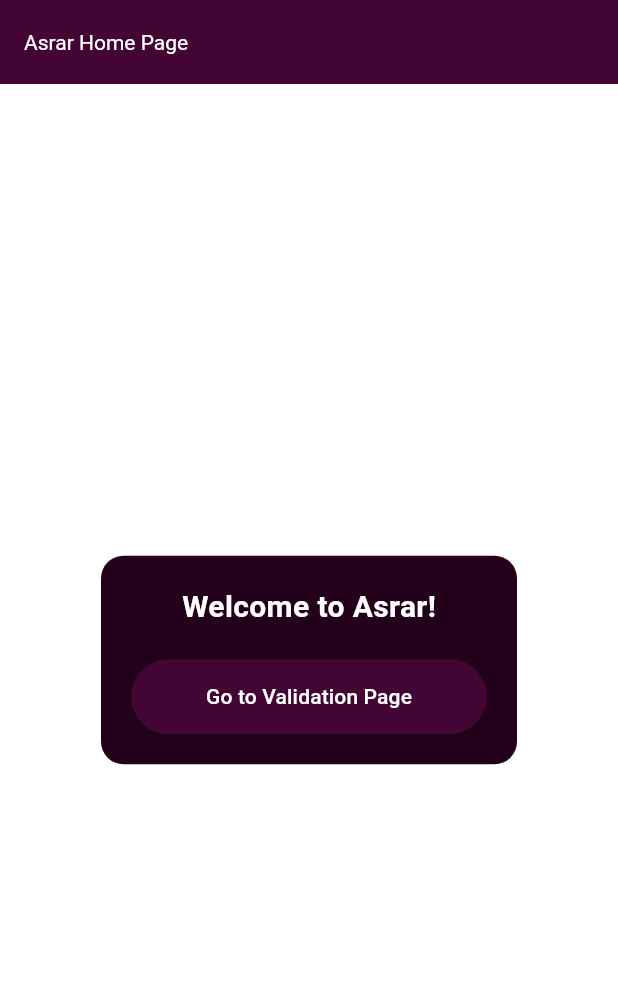
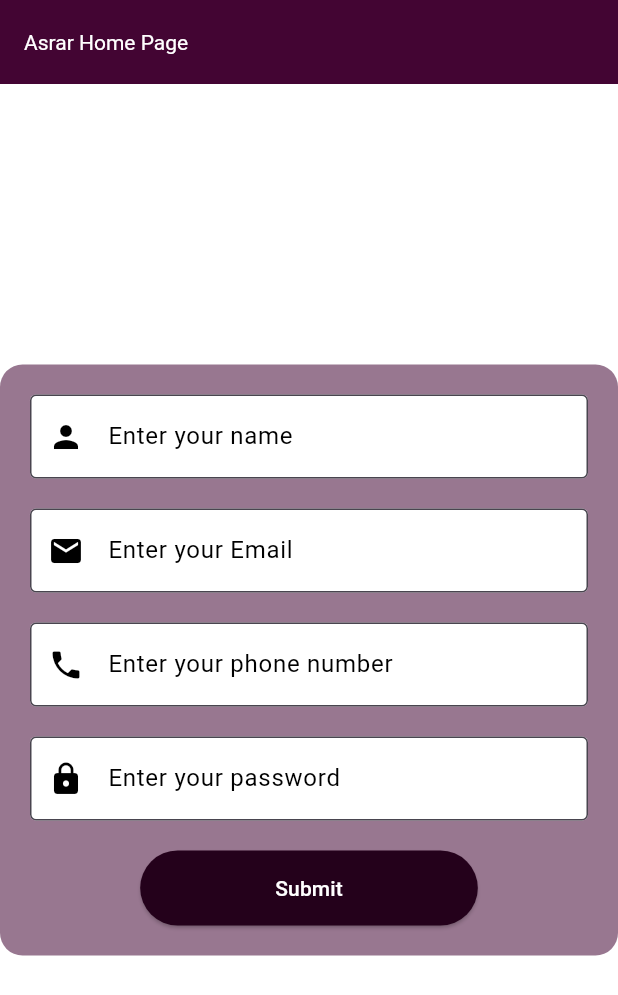
Before and after one commit to AsrarMoo/asrarflutterapp, a Flutter app: the screen it shows after launch, on a phone screen of 412 x 824 dp. Shown: the top 995 px of the screen. Run offline on Flutter 3.47's test engine with Material 3 defaults, Android fonts, the phone set to English and light mode, and no system bars.

Commit message:
Update form fields and validation logic

```diff
--- a/lib/Asrar_homepage.dart
+++ b/lib/Asrar_homepage.dart
@@ -1,161 +1,116 @@
 import 'package:flutter/material.dart';
 import 'colors.dart';
+import 'ValidationPage.dart';
 
-class AsrarHomePage extends StatelessWidget {
+class AsrarHomePage extends StatefulWidget {
   const AsrarHomePage({super.key});
+
+  @override
+  _AsrarHomePageState createState() => _AsrarHomePageState();
+}
+
+class _AsrarHomePageState extends State<AsrarHomePage> {
+  final GlobalKey<FormState> formKey = GlobalKey<FormState>();
+
+  String? name;
+  String? email;
+  String? phone;
+  String? password;
 
   @override
   Widget build(BuildContext context) {
     return Scaffold(
-      backgroundColor: colors.white,
+      backgroundColor: Colors.white,
       appBar: AppBar(
         title: const Text('Asrar Home Page'),
         backgroundColor: const Color.fromARGB(255, 67, 5, 51),
-        titleTextStyle: const TextStyle(
-          color: colors.white,
-        ),
+        titleTextStyle: const TextStyle(color: Colors.white),
       ),
       body: Center(
-        child: Padding(
+        child: Container(
           padding: const EdgeInsets.all(20.0),
+          decoration: BoxDecoration(
+            color: const Color.fromARGB(255, 152, 119, 144),
+            borderRadius: BorderRadius.circular(15),
+          ),
+          child: Form(
+            key: formKey,
             child: Column(
               mainAxisSize: MainAxisSize.min,
               children: [
-              Container(
-                padding: const EdgeInsets.all(20),
-                decoration: BoxDecoration(
-                  color: colors.darkpink,
-                  borderRadius: BorderRadius.circular(15),
+                TextFormField(
+                  decoration: const InputDecoration(
+                    labelText: 'Enter your name',
+                    labelStyle: TextStyle(color: Colors.black),
+                    prefixIcon: Icon(Icons.person, color: Colors.black),
+                    filled: true,
+                    fillColor: Colors.white,
+                    border: OutlineInputBorder(
+                      borderSide: BorderSide(color: Colors.black),
                     ),
-                child: Column(
-                  children: [
-                    const Text(
-                      'Welcome to Asrar!',
-                      style: TextStyle(
-                        color: colors.white,
-                        fontSize: 20,
-                        fontWeight: FontWeight.bold,
+                    focusedBorder: OutlineInputBorder(
+                      borderSide: BorderSide(color: Colors.black),
                     ),
                   ),
-                    const SizedBox(height: 20),
-                    ElevatedButton(
-                      onPressed: () {
-                        // Navigate to the validation page
-                        Navigator.push(
-                          context,
-                          MaterialPageRoute(
-                            builder: (context) => const ValidationPage(),
-                          ),
-                        );
-                      },
-                      style: ElevatedButton.styleFrom(
-                        backgroundColor: const Color.fromARGB(255, 67, 5, 51),
-                        padding: const EdgeInsets.symmetric(
-                          horizontal: 50,
-                          vertical: 15,
-                        ),
-                      ),
-                      child: const Text(
-                        'Go to Validation Page',
-                        style: TextStyle(color: colors.white),
-                      ),
-                    ),
-                  ],
-                ),
-              ),
-            ],
-          ),
-        ),
-      ),
-    );
-  }
-}
-
-class ValidationPage extends StatelessWidget {
-  const ValidationPage({super.key});
-
-  @override
-  Widget build(BuildContext context) {
-    final GlobalKey<FormState> formKey = GlobalKey<FormState>();
-
-    return Scaffold(
-      appBar: AppBar(
-        title: const Text('Validation Page'),
-        backgroundColor: const Color.fromARGB(255, 67, 5, 51),
-      ),
-      body: Padding(
-        padding: const EdgeInsets.all(20.0),
-        child: Form(
-          key: formKey,
-          child: Column(
-            children: [
-              TextFormField(
-                decoration: const InputDecoration(
-                  labelText: 'Name',
-                  hintText: 'Enter your name',
-                  border: OutlineInputBorder(),
-                ),
-                validator: (value) {
-                  if (value == null || value.isEmpty) {
-                    return 'Name is required';
-                  } else if (!RegExp(r'^[a-zA-Z\s]+$').hasMatch(value)) {
-                    return 'Name must contain only letters';
-                  }
-                  return null;
-                },
+                  validator: (value) => ValidationPage.validateName(value),
+                  onChanged: (value) => name = value,
                 ),
                 const SizedBox(height: 20),
                 TextFormField(
                   decoration: const InputDecoration(
-                  labelText: 'Phone Number',
-                  hintText: 'Enter your phone number',
-                  border: OutlineInputBorder(),
+                    labelText: 'Enter your Email',
+                    labelStyle: TextStyle(color: Colors.black),
+                    prefixIcon: Icon(Icons.email, color: Colors.black),
+                    filled: true,
+                    fillColor: Colors.white,
+                    border: OutlineInputBorder(
+                      borderSide: BorderSide(color: Colors.black),
                     ),
-                keyboardType: TextInputType.phone,
-                validator: (value) {
-                  if (value == null || value.isEmpty) {
-                    return 'Phone number is required';
-                  } else if (!RegExp(r'^7\d{8}$').hasMatch(value)) {
-                    return 'Phone number must be 9 digits and start with 7';
-                  }
-                  return null;
-                },
+                    focusedBorder: OutlineInputBorder(
+                      borderSide: BorderSide(color: Colors.black),
+                    ),
+                  ),
+                  keyboardType: TextInputType.emailAddress,
+                  validator: (value) => ValidationPage.validateEmail(value),
+                  onChanged: (value) => email = value,
                 ),
                 const SizedBox(height: 20),
                 TextFormField(
                   decoration: const InputDecoration(
-                  labelText: 'Email',
-                  hintText: 'Enter your email',
-                  border: OutlineInputBorder(),
+                    labelText: 'Enter your phone number',
+                    labelStyle: TextStyle(color: Colors.black),
+                    prefixIcon: Icon(Icons.phone, color: Colors.black),
+                    filled: true,
+                    fillColor: Colors.white,
+                    border: OutlineInputBorder(
+                      borderSide: BorderSide(color: Colors.black),
                     ),
-                keyboardType: TextInputType.emailAddress,
-                validator: (value) {
-                  if (value == null || value.isEmpty) {
-                    return 'Email is required';
-                  } else if (!RegExp(
-                          r'^[a-zA-Z0-9._%+-]+@[a-zA-Z0-9.-]+\.[a-zA-Z]{2,}$')
-                      .hasMatch(value)) {
-                    return 'Enter a valid email address';
-                  }
-                  return null;
-                },
+                    focusedBorder: OutlineInputBorder(
+                      borderSide: BorderSide(color: Colors.black),
+                    ),
+                  ),
+                  keyboardType: TextInputType.phone,
+                  validator: (value) => ValidationPage.validatePhone(value),
+                  onChanged: (value) => phone = value,
                 ),
                 const SizedBox(height: 20),
                 TextFormField(
                   decoration: const InputDecoration(
-                  labelText: 'Password',
-                  hintText: 'Enter your password',
-                  border: OutlineInputBorder(),
+                    labelText: 'Enter your password',
+                    labelStyle: TextStyle(color: Colors.black),
+                    prefixIcon: Icon(Icons.lock, color: Colors.black),
+                    filled: true,
+                    fillColor: Colors.white,
+                    border: OutlineInputBorder(
+                      borderSide: BorderSide(color: Colors.black),
+                    ),
+                    focusedBorder: OutlineInputBorder(
+                      borderSide: BorderSide(color: Colors.black),
+                    ),
                   ),
                   obscureText: true,
-                validator: (value) {
-                  if (value == null || value.isEmpty) {
-                    return 'Password is required';
-                  } else if (value.length < 6) {
-                    return 'Password must be at least 6 characters';
-                  }
-                  return null;
-                },
+                  validator: (value) => ValidationPage.validatePassword(value),
+                  onChanged: (value) => password = value,
                 ),
                 const SizedBox(height: 20),
                 ElevatedButton(
@@ -166,9 +121,14 @@ class ValidationPage extends StatelessWidget {
                       );
                     }
                   },
-                child: const Text('Submit'),
+                  style: ElevatedButton.styleFrom(
+                    backgroundColor: colors.darkpink,
+                    padding: const EdgeInsets.symmetric(horizontal: 90, vertical: 15),
+                  ),
+                  child: const Text('Submit', style: TextStyle(color: Colors.white)),
                 ),
               ],
+            ),
           ),
         ),
       ),
--- a/lib/main.dart
+++ b/lib/main.dart
@@ -2,7 +2,7 @@ import 'package:flutter/material.dart';
 import 'asrar_homepage.dart';
 
 void main() {
-  runApp(AsrarApp());
+  runApp(const AsrarApp());
 }
 
 class AsrarApp extends StatelessWidget {
@@ -16,7 +16,7 @@ class AsrarApp extends StatelessWidget {
       theme: ThemeData(
         primaryColor: const Color(0xFF80D8FF),
       ),
-      home: const AsrarHomePage(),
+      home: AsrarHomePage(),  // هنا تم إزالة const
     );
   }
 }
```
Also changed, not shown: lib/ValidationPage.dart (+23 -81 lines). Lines whose indentation alone changed are shown as unchanged.
